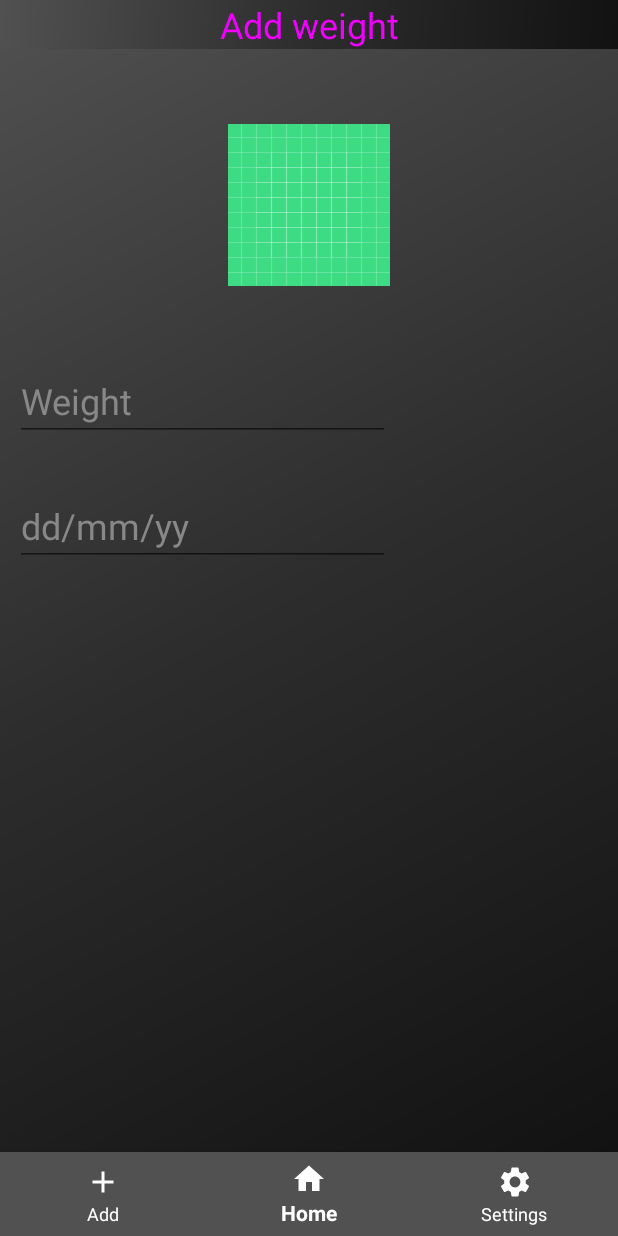
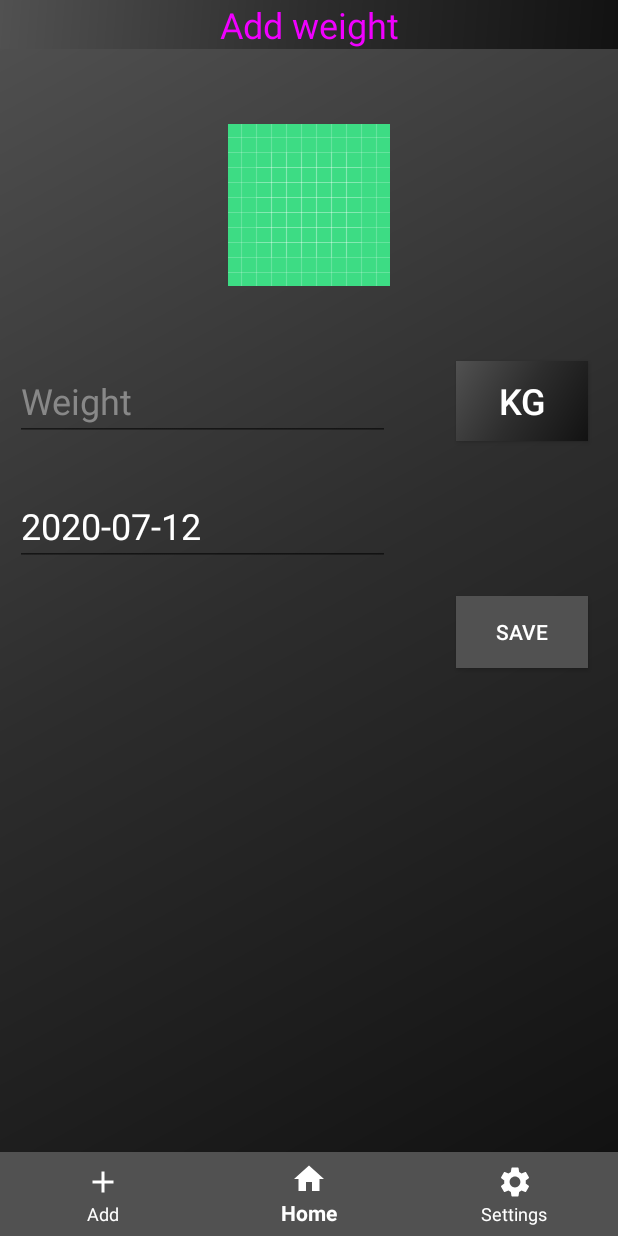
Before and after one commit to ErnestasOkunevic/Size-Tracker, an Android app: the fragment AddFragment placed in its activity, on a phone screen of 412 x 824 dp. Run offline under Robolectric (Android 15) with nearby library versions, the phone set to English and light mode, and no system bars; our stand-ins replace Room's generated code.

Commit message:
Added 'add weight' and 'delete weight' functionality

```diff
--- a/app/src/main/java/com/ernokun/sizetracker/activities/MainActivity.java
+++ b/app/src/main/java/com/ernokun/sizetracker/activities/MainActivity.java
@@ -25,7 +25,7 @@ import com.google.android.material.bottomnavigation.BottomNavigationView;
 import java.util.ArrayList;
 import java.util.List;
 
-public class MainActivity extends AppCompatActivity {
+public class MainActivity extends AppCompatActivity implements AddFragment.AddFragmentListener {
 
     // The bottom navigation bar.
     private BottomNavigationView bottomNav;
@@ -34,15 +34,21 @@ public class MainActivity extends AppCompatActivity {
     private HomeFragment homeFragment;
     private SettingsFragment settingsFragment;
 
+    private WeightViewModel weightViewModel;
+
 
     @Override
     protected void onCreate(Bundle savedInstanceState) {
         super.onCreate(savedInstanceState);
         setContentView(R.layout.activity_main);
 
+        // Gets reference to the instance of the view model.
+        weightViewModel = new ViewModelProvider(this,
+                ViewModelProvider.AndroidViewModelFactory.getInstance(
+                        MainActivity.this.getApplication())).get(WeightViewModel.class);
+
         // Self-explanatory.
         prepareBottomNavigationBar();
-
     }
 
     // Self-explanatory.
@@ -67,9 +73,6 @@ public class MainActivity extends AppCompatActivity {
                         break;
 
                     case R.id.nav_add:
-//                         new AddFragment().show(getSupportFragmentManager(), "Add fragment TAG");
-//                         return false;
-//                        if (addFragment == null)
                         addFragment = new AddFragment();
 
                         selectedFragment = addFragment;
@@ -96,7 +99,18 @@ public class MainActivity extends AppCompatActivity {
             }
         });
 
+        // open the home fragment by default.
+        openHomeFragment();
+    }
 
+    @Override
+    public void onWeightAdded(Weight weight) {
+        weightViewModel.insert(weight);
+
+        openHomeFragment();
+    }
+
+    private void openHomeFragment() {
         // Opens the home fragment screen when the app is launched.
         getSupportFragmentManager().beginTransaction()
                 .replace(R.id.fragment_container, homeFragment)
@@ -106,5 +120,4 @@ public class MainActivity extends AppCompatActivity {
         // Highlights the Home selection in the bottom navigation bar.
         bottomNav.getMenu().findItem(R.id.nav_home).setChecked(true);
     }
-
 }
--- a/app/src/main/java/com/ernokun/sizetracker/activities/fragments/AddFragment.java
+++ b/app/src/main/java/com/ernokun/sizetracker/activities/fragments/AddFragment.java
@@ -1,31 +1,137 @@
 package com.ernokun.sizetracker.activities.fragments;
 
+import android.content.Context;
 import android.os.Bundle;
 import android.view.LayoutInflater;
 import android.view.View;
 import android.view.ViewGroup;
+import android.widget.Button;
 import android.widget.EditText;
+import android.widget.Spinner;
 
 import androidx.annotation.NonNull;
 import androidx.annotation.Nullable;
 import androidx.fragment.app.Fragment;
 
 import com.ernokun.sizetracker.R;
+import com.ernokun.sizetracker.entities.Weight;
+
+import java.time.LocalDate;
 
 public class AddFragment extends Fragment {
+
+    private static final String[] WEIGHT_UNITS = {"kg", "lbs"};
 
     private EditText weightEditText;
     private EditText dateEditText;
 
+    private Button saveButton;
+    private Button weightSelectionButton;
+
+    private AddFragmentListener listener;
+
+    public interface AddFragmentListener {
+        void onWeightAdded(Weight weight);
+    }
+
     @Nullable
     @Override
-    public View onCreateView(@NonNull LayoutInflater inflater, @Nullable ViewGroup container, @Nullable Bundle savedInstanceState) {
+    public View onCreateView(@NonNull LayoutInflater inflater, @Nullable ViewGroup container,
+                             @Nullable Bundle savedInstanceState) {
         View v = inflater.inflate(R.layout.fragment_add, container, false);
 
+        findViews(v);
+        setOnClickListeners();
+
+        LocalDate date = LocalDate.now();
+        dateEditText.setText(date.toString());
+
+        return v;
+    }
+
+
+    private void findViews(View v) {
         weightEditText = v.findViewById(R.id.weight_edittext_id);
         dateEditText = v.findViewById(R.id.date_edittext_id);
 
+        saveButton = v.findViewById(R.id.save_button_id);
+        weightSelectionButton = v.findViewById(R.id.kg_lbs_selection_button_id);
+    }
 
-        return v;
+    private void setOnClickListeners() {
+        dateEditText.setOnClickListener(new View.OnClickListener() {
+            @Override
+            public void onClick(View v) {
+                LocalDate date = LocalDate.now();
+                dateEditText.setText(date.toString());
+
+                // open calendar
+                // TODO
+            }
+        });
+
+        saveButton.setOnClickListener(new View.OnClickListener() {
+            @Override
+            public void onClick(View v) {
+                double weight_kg;
+                double weight_lbs;
+
+                String weightText = weightEditText.getText().toString();
+                String date = dateEditText.getText().toString();
+
+                if (weightText.equals("") || date.equals(""))
+                    return;
+
+                if (isGivenWeightInKilograms()) {
+                    weight_kg = Double.parseDouble(weightText);
+                    weight_lbs = weight_kg * 2.2;
+                }
+                else {
+                    weight_lbs = Double.parseDouble(weightText);
+                    weight_kg = weight_lbs / 2.2;
+                }
+
+
+                Weight weight = new Weight(weight_kg, weight_lbs, date);
+                listener.onWeightAdded(weight);
+            }
+        });
+
+        weightSelectionButton.setOnClickListener(new View.OnClickListener() {
+            @Override
+            public void onClick(View v) {
+                if (WEIGHT_UNITS[0].equals(weightSelectionButton.getText().toString()))
+                    weightSelectionButton.setText(WEIGHT_UNITS[1]);
+                else
+                    weightSelectionButton.setText(WEIGHT_UNITS[0]);
+            }
+        });
+    }
+
+    private boolean isGivenWeightInKilograms() {
+        // currently kg is selected
+        if (WEIGHT_UNITS[0].equals(weightSelectionButton.getText().toString()))
+            return true;
+
+            // currently lbs is selected
+        else
+            return false;
+    }
+
+    @Override
+    public void onAttach(@NonNull Context context) {
+        super.onAttach(context);
+
+        if (context instanceof  AddFragmentListener)
+            this.listener = (AddFragmentListener) context;
+        else
+            throw new RuntimeException(context.toString()
+                    + " must implement AddFragmentListener");
+    }
+
+    @Override
+    public void onDetach() {
+        super.onDetach();
+        this.listener = null;
     }
 }
--- a/app/src/main/java/com/ernokun/sizetracker/activities/fragments/HomeFragment.java
+++ b/app/src/main/java/com/ernokun/sizetracker/activities/fragments/HomeFragment.java
@@ -11,6 +11,7 @@ import androidx.annotation.Nullable;
 import androidx.fragment.app.Fragment;
 import androidx.lifecycle.Observer;
 import androidx.lifecycle.ViewModelProvider;
+import androidx.recyclerview.widget.ItemTouchHelper;
 import androidx.recyclerview.widget.LinearLayoutManager;
 import androidx.recyclerview.widget.RecyclerView;
 
@@ -19,7 +20,6 @@ import com.ernokun.sizetracker.entities.Weight;
 import com.ernokun.sizetracker.recycleradapters.WeightAdapter;
 import com.ernokun.sizetracker.viewmodels.WeightViewModel;
 
-import java.util.ArrayList;
 import java.util.List;
 
 public class HomeFragment extends Fragment {
@@ -54,6 +54,18 @@ public class HomeFragment extends Fragment {
 
         recyclerView.setLayoutManager(new LinearLayoutManager(getContext()));
         recyclerView.setAdapter(weightAdapter);
+
+        new ItemTouchHelper(new ItemTouchHelper.SimpleCallback(0, ItemTouchHelper.LEFT) {
+            @Override
+            public boolean onMove(@NonNull RecyclerView recyclerView, @NonNull RecyclerView.ViewHolder viewHolder, @NonNull RecyclerView.ViewHolder target) {
+                return false;
+            }
+
+            @Override
+            public void onSwiped(@NonNull RecyclerView.ViewHolder viewHolder, int direction) {
+                weightViewModel.delete(weightAdapter.getWeightAt(viewHolder.getAdapterPosition()));
+            }
+        }).attachToRecyclerView(recyclerView);
     }
 
     private void prepareViewModel() {
--- a/app/src/main/java/com/ernokun/sizetracker/databases/WeightDatabase.java
+++ b/app/src/main/java/com/ernokun/sizetracker/databases/WeightDatabase.java
@@ -46,9 +46,7 @@ public abstract class WeightDatabase extends RoomDatabase {
 
         @Override
         protected Void doInBackground(Void... voids) {
-            for (int i = 0; i < 15000; i++)
-                weightDao.insert(new Weight(i, i*1.5, "date"+i));
-
+            //
             return null;
         }
     }
--- a/app/src/main/res/layout/fragment_add.xml
+++ b/app/src/main/res/layout/fragment_add.xml
@@ -52,9 +52,36 @@
         android:layout_alignRight="@id/weight_edittext_id"
         android:layout_marginTop="30dp"
         android:focusable="false"
-        android:text="dd/mm/yy"
-        android:textColor="#888888"
+        android:hint="dd/mm/yy"
+        android:textColorHint="#888888"
+        android:textColor="#ffffff"
         android:textSize="24sp" />
+
+    <Button
+        android:id="@+id/save_button_id"
+        android:layout_width="wrap_content"
+        android:layout_height="wrap_content"
+        android:layout_below="@id/date_edittext_id"
+        android:layout_alignParentRight="true"
+        android:text="Save"
+        android:textColor="#ffffff"
+        android:background="@drawable/bottom_nav_bar_background"
+        android:layout_marginTop="50dp"
+        android:layout_margin="20dp"/>
+
+    <Button
+        android:id="@+id/kg_lbs_selection_button_id"
+        android:layout_width="wrap_content"
+        android:layout_height="wrap_content"
+        android:layout_alignBottom="@id/weight_edittext_id"
+        android:layout_alignLeft="@id/save_button_id"
+        android:layout_alignTop="@id/weight_edittext_id"
+        android:layout_alignRight="@id/save_button_id"
+        android:textSize="24sp"
+        android:textColor="#ffffff"
+        android:text="kg"
+        android:background="@drawable/background"
+        android:textAlignment="center"/>
 
 
 </RelativeLayout>
--- a/app/src/main/res/layout/fragment_home.xml
+++ b/app/src/main/res/layout/fragment_home.xml
@@ -34,5 +34,5 @@
         android:layout_marginLeft="15dp"
         android:layout_marginRight="15dp"
         android:layout_below="@id/home_fragment_textview_id"
-        app:srcCompat="@drawable/ic_launcher_background" />
+        app:srcCompat="@drawable/ic_launcher_foreground" />
 </RelativeLayout>
```
Also changed, not shown: app/src/main/java/com/ernokun/sizetracker/recycleradapters/WeightAdapter.java (+6 -1 lines).
